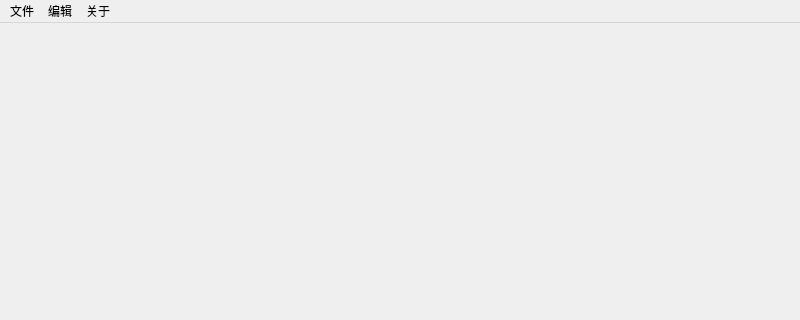
Before: the Qt Designer form mainwindow.ui in zhangxdbg/qt_demo_notepad, drawn with Qt 5; both pictures show x 0 to 800 and y 0 to 320 of the 800 by 600 pixel window.
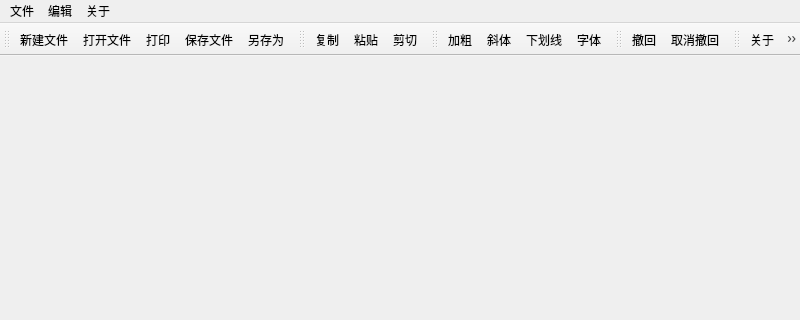
After: the same form once the commit is applied. Icons and pictures are not drawn.

Commit message: 创建工具栏

What changed in the file:
```diff
--- a/mainwindow.ui
+++ b/mainwindow.ui
@@ -67,6 +67,77 @@
    <addaction name="menu_3"/>
   </widget>
   <widget class="QStatusBar" name="statusbar"/>
+  <widget class="QToolBar" name="toolBar">
+   <property name="windowTitle">
+    <string>toolBar</string>
+   </property>
+   <attribute name="toolBarArea">
+    <enum>TopToolBarArea</enum>
+   </attribute>
+   <attribute name="toolBarBreak">
+    <bool>false</bool>
+   </attribute>
+   <addaction name="new_file"/>
+   <addaction name="open_file"/>
+   <addaction name="print"/>
+   <addaction name="save_file"/>
+   <addaction name="save_as"/>
+  </widget>
+  <widget class="QToolBar" name="toolBar_2">
+   <property name="windowTitle">
+    <string>toolBar_2</string>
+   </property>
+   <attribute name="toolBarArea">
+    <enum>TopToolBarArea</enum>
+   </attribute>
+   <attribute name="toolBarBreak">
+    <bool>false</bool>
+   </attribute>
+   <addaction name="copy"/>
+   <addaction name="paste"/>
+   <addaction name="cut"/>
+  </widget>
+  <widget class="QToolBar" name="toolBar_3">
+   <property name="windowTitle">
+    <string>toolBar_3</string>
+   </property>
+   <attribute name="toolBarArea">
+    <enum>TopToolBarArea</enum>
+   </attribute>
+   <attribute name="toolBarBreak">
+    <bool>false</bool>
+   </attribute>
+   <addaction name="bolder"/>
+   <addaction name="italic"/>
+   <addaction name="underline"/>
+   <addaction name="font"/>
+  </widget>
+  <widget class="QToolBar" name="toolBar_4">
+   <property name="windowTitle">
+    <string>toolBar_4</string>
+   </property>
+   <attribute name="toolBarArea">
+    <enum>TopToolBarArea</enum>
+   </attribute>
+   <attribute name="toolBarBreak">
+    <bool>false</bool>
+   </attribute>
+   <addaction name="undo"/>
+   <addaction name="redo_2"/>
+  </widget>
+  <widget class="QToolBar" name="toolBar_5">
+   <property name="windowTitle">
+    <string>toolBar_5</string>
+   </property>
+   <attribute name="toolBarArea">
+    <enum>TopToolBarArea</enum>
+   </attribute>
+   <attribute name="toolBarBreak">
+    <bool>false</bool>
+   </attribute>
+   <addaction name="about"/>
+   <addaction name="exit"/>
+  </widget>
   <action name="new_file">
    <property name="icon">
     <iconset resource="images.qrc">
```
